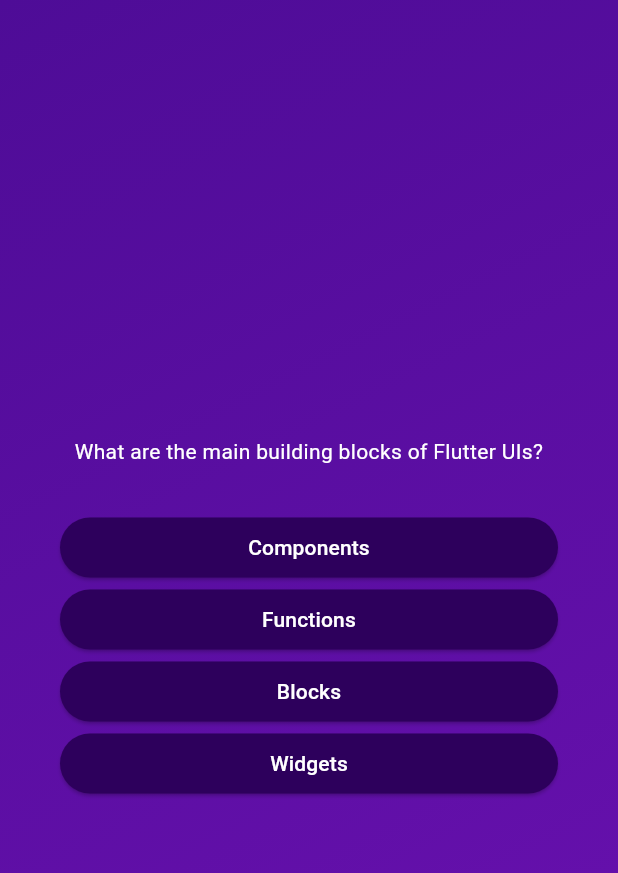
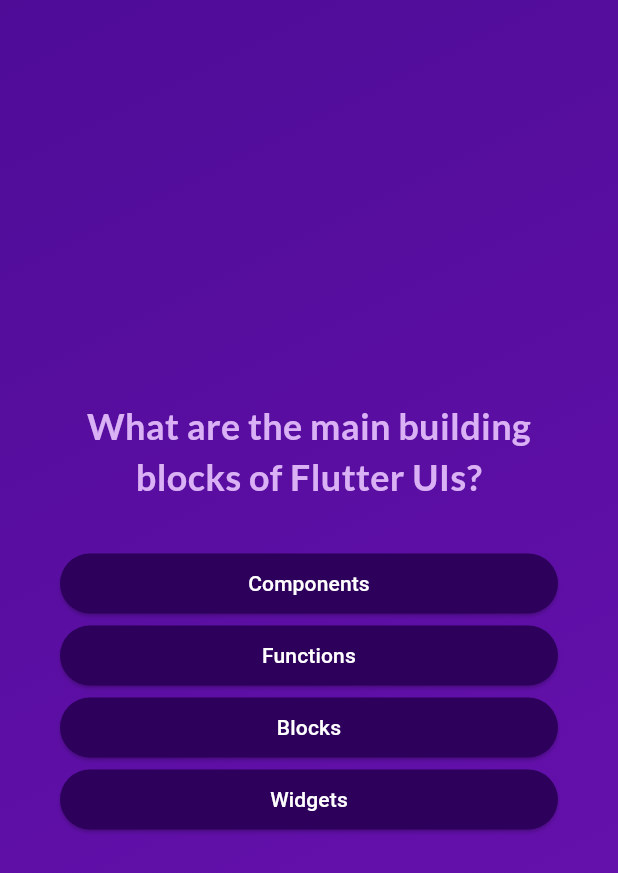
Before and after one commit to Lincxx/flutter-quiz-app, a Flutter app: the screen it shows after launch, after a tap on "Start Quiz", on a phone screen of 412 x 824 dp. Shown: the top 873 px of the screen. Run offline on Flutter 3.47's test engine with Material 3 defaults, Android fonts, the phone set to English and light mode, and no system bars; our stand-ins replace google_fonts.

Commit message:
3rd Party packages & adding google fotns

```diff
--- a/lib/questions_screen.dart
+++ b/lib/questions_screen.dart
@@ -1,6 +1,7 @@
 import 'package:flutter/material.dart';
 import 'package:quiz_app/answer_button.dart';
 import 'package:quiz_app/data/questions.dart';
+import 'package:google_fonts/google_fonts.dart';
 
 class QuestionsScreen extends StatefulWidget {
   const QuestionsScreen({super.key});
@@ -16,9 +17,8 @@ class _QuestionsScreenState extends State<QuestionsScreen> {
     //currentQuestionIndex = currentQuestionIndex + 1;
     //currentQuestionIndex += 1;
     setState(() {
-    currentQuestionIndex++;
+      currentQuestionIndex++;
     });
-
   }
 
   @override
@@ -35,7 +35,11 @@ class _QuestionsScreenState extends State<QuestionsScreen> {
           children: [
             Text(
               currentQuestion.text,
-              style: const TextStyle(color: Colors.white),
+              style: GoogleFonts.lato(
+                color: const Color.fromARGB(255, 217, 177, 244),
+                fontSize: 24,
+                fontWeight: FontWeight.bold,
+              ),
               textAlign: TextAlign.center,
             ),
             const SizedBox(
--- a/lib/start_screen.dart
+++ b/lib/start_screen.dart
@@ -1,9 +1,13 @@
 import 'package:flutter/material.dart';
+import 'package:google_fonts/google_fonts.dart';
 
 class StartSceen extends StatelessWidget {
-  const StartSceen(this.startQuiz, {super.key,});
+  const StartSceen(
+    this.startQuiz, {
+    super.key,
+  });
 
-    final void Function() startQuiz;
+  final void Function() startQuiz;
 
   @override
   Widget build(BuildContext context) {
@@ -28,9 +32,9 @@ class StartSceen extends StatelessWidget {
           const SizedBox(
             height: 80,
           ),
-          const Text(
+          Text(
             "Learn Flutter the fun way!",
-            style: TextStyle(fontSize: 24, color: Colors.white),
+            style: GoogleFonts.lato(fontSize: 24, color: Colors.white),
           ),
           const SizedBox(
             height: 30,
--- a/pubspec.yaml
+++ b/pubspec.yaml
@@ -35,6 +35,7 @@ dependencies:
   # The following adds the Cupertino Icons font to your application.
   # Use with the CupertinoIcons class for iOS style icons.
   cupertino_icons: ^1.0.8
+  google_fonts: ^6.2.1
 
 dev_dependencies:
   flutter_test:
```
Also changed, not shown: pubspec.lock, 7 other files.
